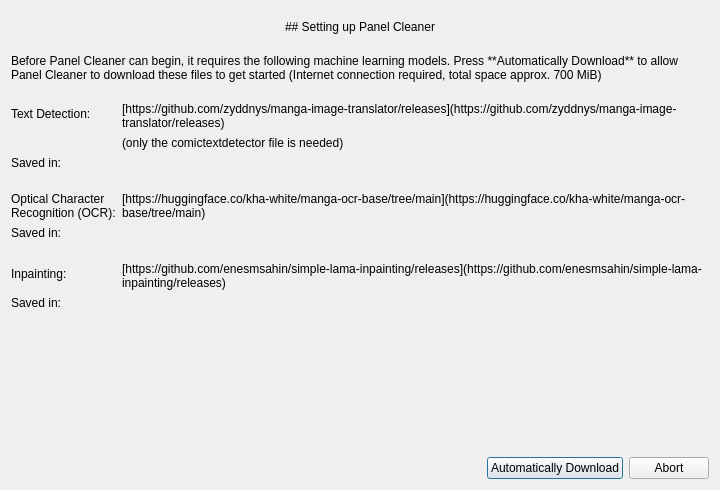
First picture: the form in ui_files/SetupGreeter.ui, repository VoxelCubes/PanelCleaner, before the edit.
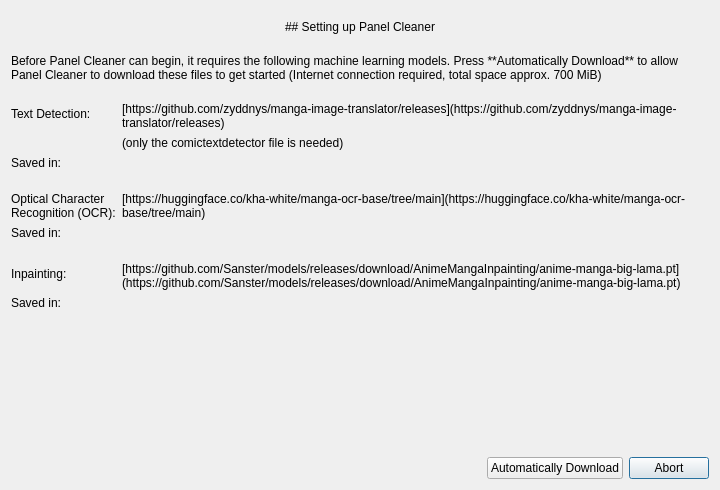
Second picture: the form after the edit. Icons and pictures are not drawn.

Commit message: switch to fine-tuned inpaint model

Diff of the .ui file:
```diff
--- a/ui_files/SetupGreeter.ui
+++ b/ui_files/SetupGreeter.ui
@@ -308,7 +308,7 @@
         </sizepolicy>
        </property>
        <property name="text">
-        <string notr="true">[https://github.com/enesmsahin/simple-lama-inpainting/releases](https://github.com/enesmsahin/simple-lama-inpainting/releases)</string>
+        <string notr="true">[https://github.com/Sanster/models/releases/download/AnimeMangaInpainting/anime-manga-big-lama.pt](https://github.com/Sanster/models/releases/download/AnimeMangaInpainting/anime-manga-big-lama.pt)</string>
        </property>
        <property name="textFormat">
         <enum>Qt::MarkdownText</enum>
@@ -420,7 +420,7 @@
         <iconset theme="download"/>
        </property>
        <property name="autoDefault">
-        <bool>true</bool>
+        <bool>false</bool>
        </property>
        <property name="default">
         <bool>false</bool>
```
Left out of the diff: 6 changed lines with no effect on the pictures. The commit also changes 5 other files.
